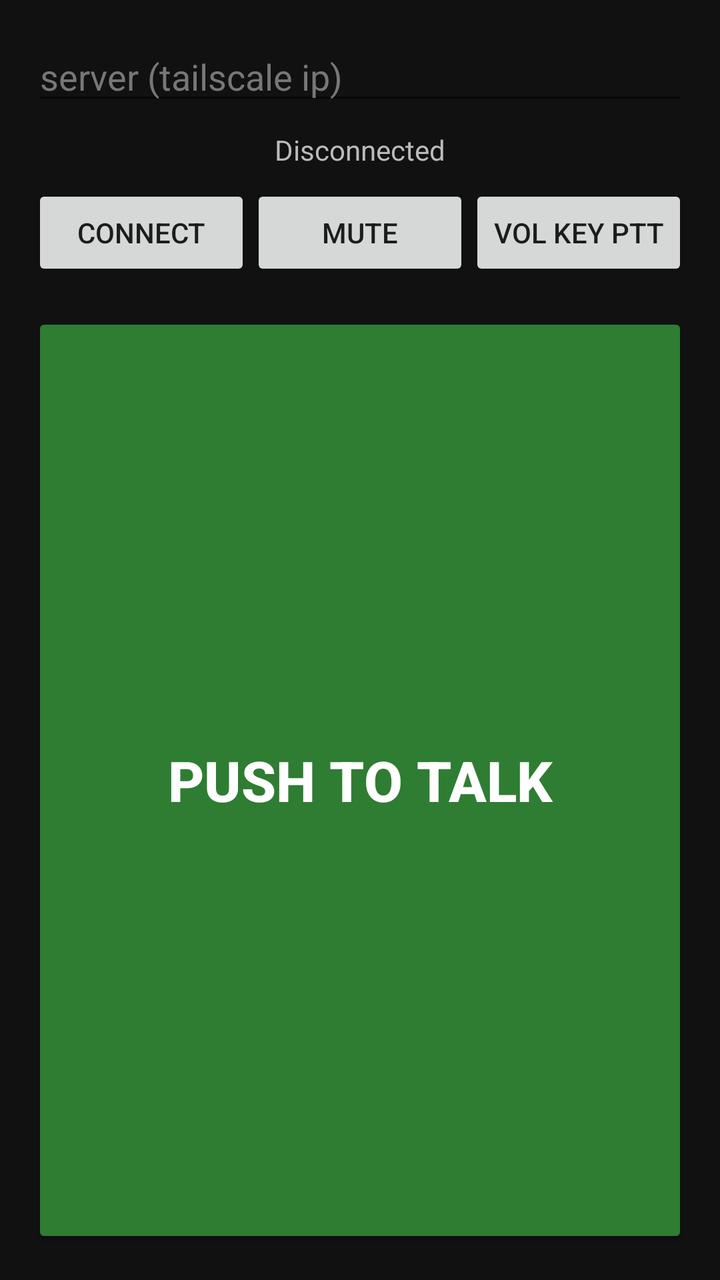
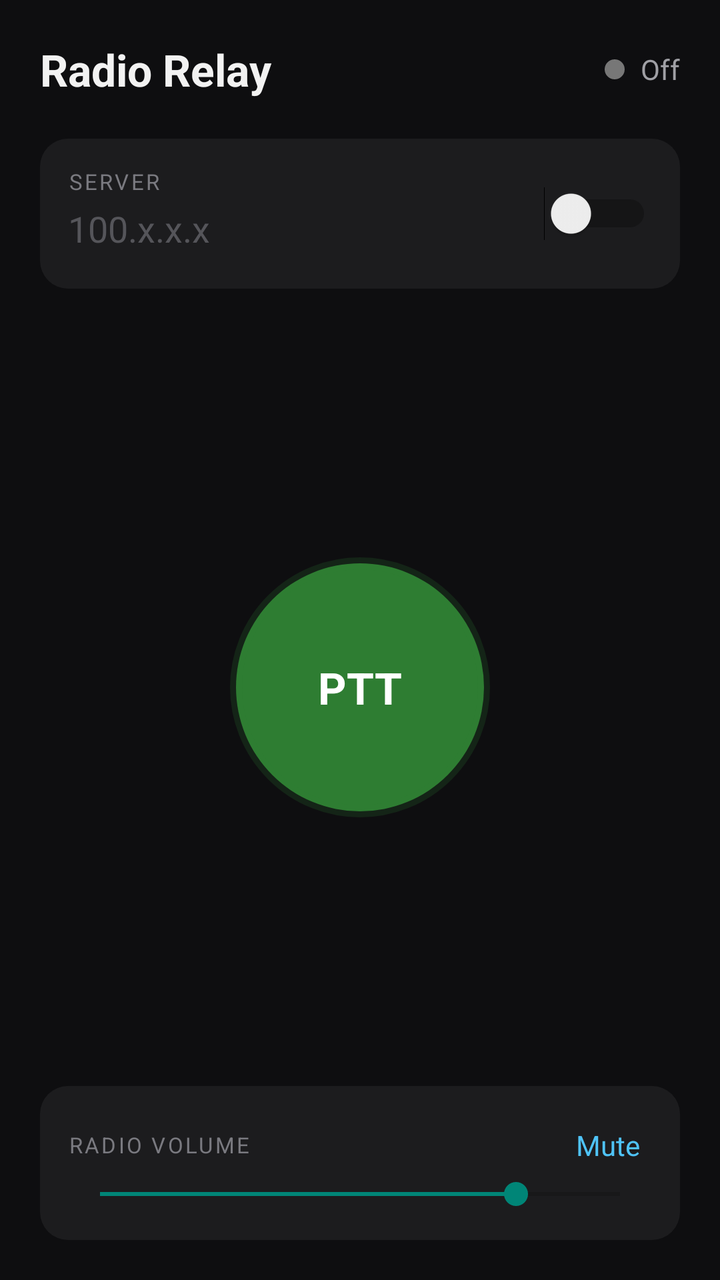

Two renders of the same Android screen: before a commit and after it. Below are the layout's source before the change and the commit's diff.
<!-- AndroidManifest.xml: application theme Theme.AppCompat.DayNight.NoActionBar -->
<!-- res/layout/activity_main.xml -->
<?xml version="1.0" encoding="utf-8"?>
<LinearLayout xmlns:android="http://schemas.android.com/apk/res/android"
    android:layout_width="match_parent" android:layout_height="match_parent"
    android:orientation="vertical" android:padding="16dp" android:background="#111111">

    <EditText android:id="@+id/host" android:layout_width="match_parent" android:layout_height="wrap_content"
        android:hint="server (tailscale ip)" android:inputType="textUri" android:textColor="#EEEEEE" android:textColorHint="#777777"/>

    <TextView android:id="@+id/status" android:layout_width="match_parent" android:layout_height="wrap_content"
        android:text="Disconnected" android:textColor="#BBBBBB" android:gravity="center" android:paddingVertical="8dp"/>

    <LinearLayout android:layout_width="match_parent" android:layout_height="wrap_content" android:orientation="horizontal">
        <Button android:id="@+id/connect" android:layout_width="0dp" android:layout_weight="1" android:layout_height="wrap_content" android:text="Connect"/>
        <Button android:id="@+id/mute" android:layout_width="0dp" android:layout_weight="1" android:layout_height="wrap_content" android:text="Mute"/>
        <Button android:id="@+id/keysetup" android:layout_width="0dp" android:layout_weight="1" android:layout_height="wrap_content" android:text="Vol key PTT"/>
    </LinearLayout>

    <Button android:id="@+id/ptt" android:layout_width="match_parent" android:layout_height="0dp" android:layout_weight="1"
        android:layout_marginTop="16dp" android:text="PUSH TO TALK" android:textSize="28sp" android:textStyle="bold"
        android:backgroundTint="#2E7D32" android:textColor="#FFFFFF"/>
</LinearLayout>
<!-- resources referenced by this layout -->
<resources>

</resources>

<!-- the commit's change to res/layout/activity_main.xml (unified diff, before → after) -->
@@ -1,21 +1,45 @@
 <?xml version="1.0" encoding="utf-8"?>
 <LinearLayout xmlns:android="http://schemas.android.com/apk/res/android"
     android:layout_width="match_parent" android:layout_height="match_parent"
-    android:orientation="vertical" android:padding="16dp" android:background="#111111">
+    android:orientation="vertical" android:padding="20dp" android:background="#0E0E10">
 
-    <EditText android:id="@+id/host" android:layout_width="match_parent" android:layout_height="wrap_content"
-        android:hint="server (tailscale ip)" android:inputType="textUri" android:textColor="#EEEEEE" android:textColorHint="#777777"/>
-
-    <TextView android:id="@+id/status" android:layout_width="match_parent" android:layout_height="wrap_content"
-        android:text="Disconnected" android:textColor="#BBBBBB" android:gravity="center" android:paddingVertical="8dp"/>
-
-    <LinearLayout android:layout_width="match_parent" android:layout_height="wrap_content" android:orientation="horizontal">
-        <Button android:id="@+id/connect" android:layout_width="0dp" android:layout_weight="1" android:layout_height="wrap_content" android:text="Connect"/>
-        <Button android:id="@+id/mute" android:layout_width="0dp" android:layout_weight="1" android:layout_height="wrap_content" android:text="Mute"/>
-        <Button android:id="@+id/keysetup" android:layout_width="0dp" android:layout_weight="1" android:layout_height="wrap_content" android:text="Vol key PTT"/>
+    
+    <LinearLayout android:layout_width="match_parent" android:layout_height="wrap_content" android:orientation="horizontal" android:gravity="center_vertical">
+        <TextView android:layout_width="0dp" android:layout_weight="1" android:layout_height="wrap_content"
+            android:text="Radio Relay" android:textColor="#F2F2F2" android:textSize="22sp" android:textStyle="bold"/>
+        <View android:id="@+id/dot" android:layout_width="10dp" android:layout_height="10dp" android:background="@drawable/status_dot" android:layout_marginEnd="8dp"/>
+        <TextView android:id="@+id/status" android:layout_width="wrap_content" android:layout_height="wrap_content"
+            android:text="Off" android:textColor="#A0A0A5" android:textSize="14sp"/>
     </LinearLayout>
 
-    <Button android:id="@+id/ptt" android:layout_width="match_parent" android:layout_height="0dp" android:layout_weight="1"
-        android:layout_marginTop="16dp" android:text="PUSH TO TALK" android:textSize="28sp" android:textStyle="bold"
-        android:backgroundTint="#2E7D32" android:textColor="#FFFFFF"/>
+    
+    <LinearLayout android:layout_width="match_parent" android:layout_height="wrap_content" android:orientation="horizontal"
+        android:gravity="center_vertical" android:background="@drawable/card_bg" android:padding="14dp" android:layout_marginTop="20dp">
+        <LinearLayout android:layout_width="0dp" android:layout_weight="1" android:layout_height="wrap_content" android:orientation="vertical">
+            <TextView android:layout_width="wrap_content" android:layout_height="wrap_content" android:text="SERVER" android:textColor="#7A7A80" android:textSize="11sp" android:letterSpacing="0.1"/>
+            <EditText android:id="@+id/host" android:layout_width="match_parent" android:layout_height="wrap_content"
+                android:hint="100.x.x.x" android:inputType="textUri" android:imeOptions="actionDone" android:background="@null"
+                android:textColor="#F2F2F2" android:textColorHint="#55555A" android:textSize="18sp" android:paddingVertical="4dp"/>
+        </LinearLayout>
+        <Switch android:id="@+id/link" android:layout_width="wrap_content" android:layout_height="wrap_content" android:layout_marginStart="12dp"/>
+    </LinearLayout>
+
+    
+    <FrameLayout android:layout_width="match_parent" android:layout_height="0dp" android:layout_weight="1">
+        <View android:id="@+id/ptt" android:layout_width="130dp" android:layout_height="130dp" android:layout_gravity="center"
+            android:background="@drawable/ptt_circle" android:contentDescription="Push to talk"/>
+        <TextView android:id="@+id/pttLabel" android:layout_width="wrap_content" android:layout_height="wrap_content" android:layout_gravity="center"
+            android:text="PTT" android:textColor="#FFFFFF" android:textSize="22sp" android:textStyle="bold" android:clickable="false"/>
+    </FrameLayout>
+
+    
+    <LinearLayout android:layout_width="match_parent" android:layout_height="wrap_content" android:orientation="vertical"
+        android:background="@drawable/card_bg" android:padding="14dp">
+        <LinearLayout android:layout_width="match_parent" android:layout_height="wrap_content" android:orientation="horizontal" android:gravity="center_vertical">
+            <TextView android:layout_width="0dp" android:layout_weight="1" android:layout_height="wrap_content" android:text="RADIO VOLUME" android:textColor="#7A7A80" android:textSize="11sp" android:letterSpacing="0.1"/>
+            <TextView android:id="@+id/mute" android:layout_width="wrap_content" android:layout_height="wrap_content" android:text="Mute"
+                android:textColor="#4FC3F7" android:textSize="14sp" android:padding="6dp" android:clickable="true" android:focusable="true"/>
+        </LinearLayout>
+        <SeekBar android:id="@+id/volume" android:layout_width="match_parent" android:layout_height="wrap_content" android:max="100" android:progress="80"/>
+    </LinearLayout>
 </LinearLayout>
<!-- resource entries referenced after the edit -->
@@ -1,5 +1,27 @@
 <!-- resources referenced by this layout -->
 <resources>
-
+  <!-- drawable card_bg (drawable) -->
+  <?xml version="1.0" encoding="utf-8"?>
+  <shape xmlns:android="http://schemas.android.com/apk/res/android" android:shape="rectangle">
+      <solid android:color="#1C1C1E"/><corners android:radius="14dp"/>
+  </shape>
+  <!-- drawable ptt_circle (drawable) -->
+  <?xml version="1.0" encoding="utf-8"?>
+  <selector xmlns:android="http://schemas.android.com/apk/res/android">
+      <item android:state_enabled="false">
+          <shape android:shape="oval"><solid android:color="#2A2A2A"/><stroke android:width="2dp" android:color="#3A3A3A"/></shape>
+      </item>
+      <item android:state_pressed="true">
+          <shape android:shape="oval"><solid android:color="#E53935"/><stroke android:width="6dp" android:color="#66E53935"/></shape>
+      </item>
+      <item>
+          <shape android:shape="oval"><solid android:color="#2E7D32"/><stroke android:width="6dp" android:color="#332E7D32"/></shape>
+      </item>
+  </selector>
+  <!-- drawable status_dot (drawable) -->
+  <?xml version="1.0" encoding="utf-8"?>
+  <shape xmlns:android="http://schemas.android.com/apk/res/android" android:shape="oval">
+      <solid android:color="#777777"/><size android:width="10dp" android:height="10dp"/>
+  </shape>
 </resources>
 
